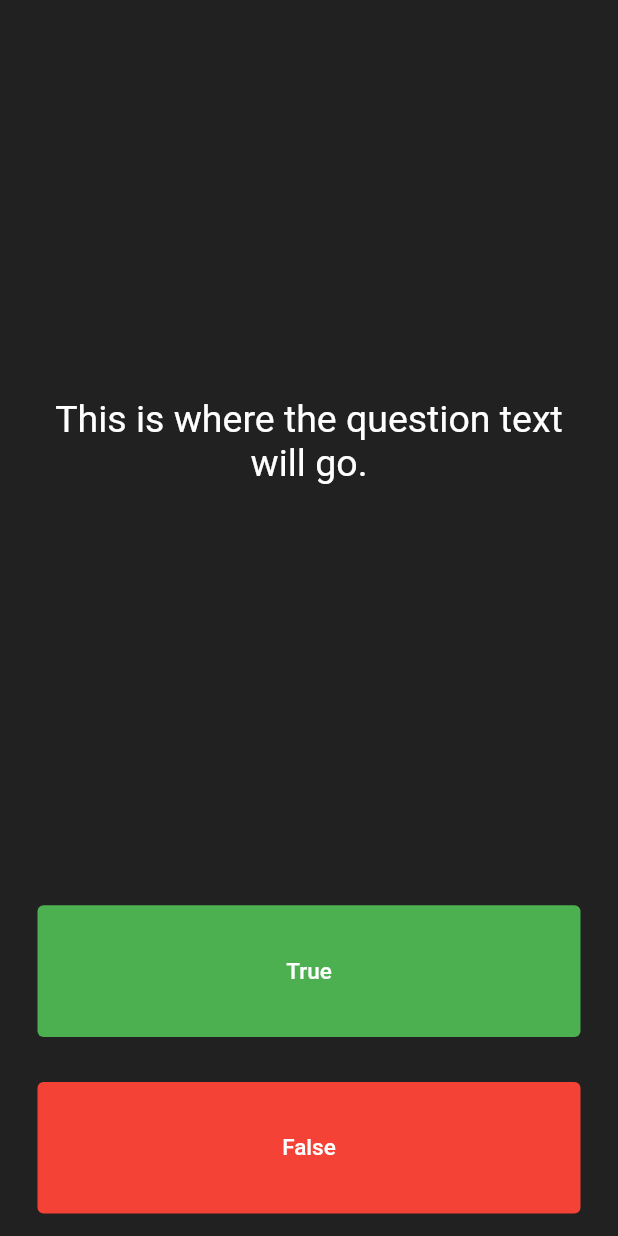
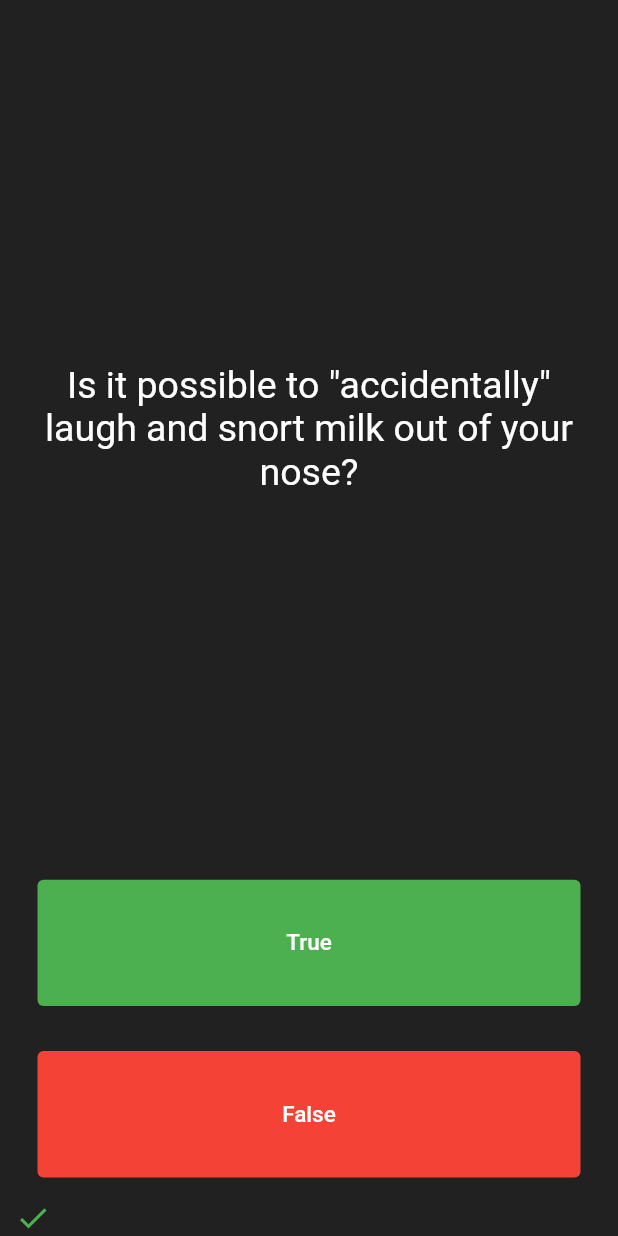
Before and after one commit to Flutter-Refs/quizzler, a Flutter app: the screen it shows after launch, after a tap on "True", on a phone screen of 412 x 824 dp. Run offline on Flutter 3.47's test engine with Material 2 defaults, Android fonts, the phone set to English and light mode, and no system bars.

Commit message:
Implemented questions and answers

```diff
--- a/lib/main.dart
+++ b/lib/main.dart
@@ -7,6 +7,8 @@ void main() {
 }
 
 class Quizzler extends StatelessWidget {
+  const Quizzler({super.key});
+
   @override
   Widget build(BuildContext context) => MaterialApp(
         home: Scaffold(
@@ -29,18 +31,31 @@ class QuizPage extends StatefulWidget {
 }
 
 class _QuizPageState extends State<QuizPage> {
+  List<Icon> score = [];
+  List<String> questions = [
+    "Did the math book look sad because it had too many problems?",
+    "Is it possible to \"accidentally\" laugh and snort milk out of your nose?",
+    "Can you tickle yourself and genuinely find it funny?",
+    "Did the tomato turn red because it saw the salad dressing?",
+    "Is it possible to trust a burrito entirely?",
+  ];
+  List<bool> answers = [true, true, false, false, true];
+
+  int questionIndex = 0;
+
   @override
   Widget build(BuildContext context) => Column(
         mainAxisAlignment: MainAxisAlignment.spaceBetween,
         crossAxisAlignment: CrossAxisAlignment.stretch,
         children: [
+          // Question
           Expanded(
             flex: 5,
             child: Padding(
               padding: EdgeInsets.all(10.0),
               child: Center(
                 child: Text(
-                  'This is where the question text will go.',
+                  questions[questionIndex],
                   textAlign: TextAlign.center,
                   style: TextStyle(
                     fontSize: 25.0,
@@ -50,6 +65,7 @@ class _QuizPageState extends State<QuizPage> {
               ),
             ),
           ),
+          // True btn
           Expanded(
             child: Padding(
               padding: EdgeInsets.all(15.0),
@@ -64,10 +80,13 @@ class _QuizPageState extends State<QuizPage> {
                     fontSize: 15.0,
                   ),
                 ),
-                onPressed: () {},
+                onPressed: () => setState(
+                  () => answerQuestion(true),
+                ),
               ),
             ),
           ),
+          // False btn
           Expanded(
             child: Padding(
               padding: EdgeInsets.all(15.0),
@@ -82,10 +101,31 @@ class _QuizPageState extends State<QuizPage> {
                     fontSize: 15.0,
                   ),
                 ),
-                onPressed: () {},
+                onPressed: () => setState(
+                  () => answerQuestion(false),
+                ),
               ),
             ),
           ),
+          Row(children: score)
         ],
       );
+
+  void answerQuestion(bool answer) {
+    score.add(
+      answers[questionIndex] == answer
+          ? Icon(
+              Icons.check,
+              color: Colors.green,
+            )
+          : Icon(
+              Icons.close,
+              color: Colors.red,
+            ),
+    );
+
+    if (questions.length > questionIndex + 1) {
+      questionIndex++;
+    }
+  }
 }
```
Also changed, not shown: 1 other file.
